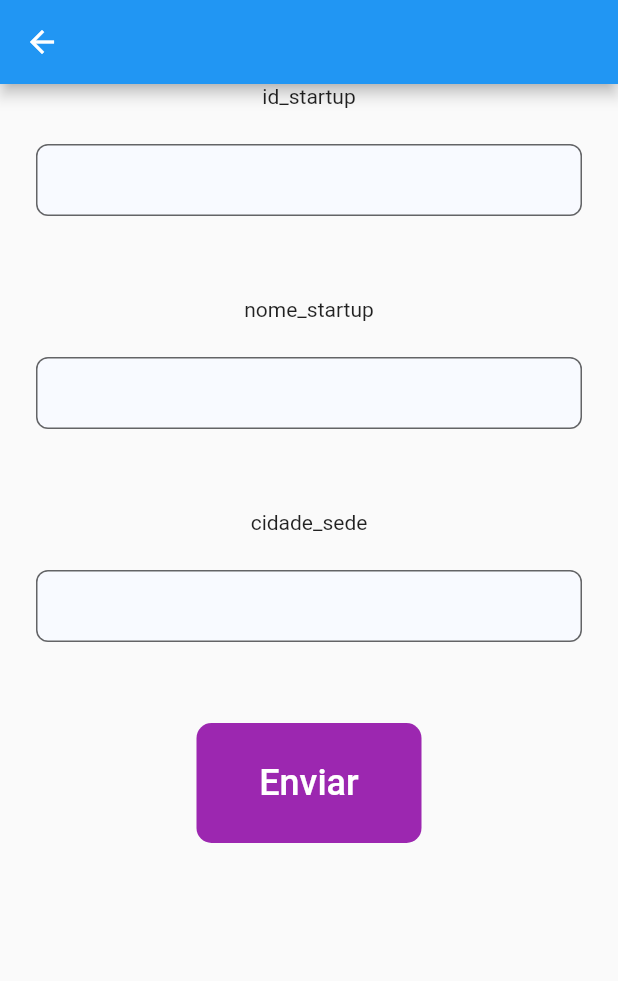
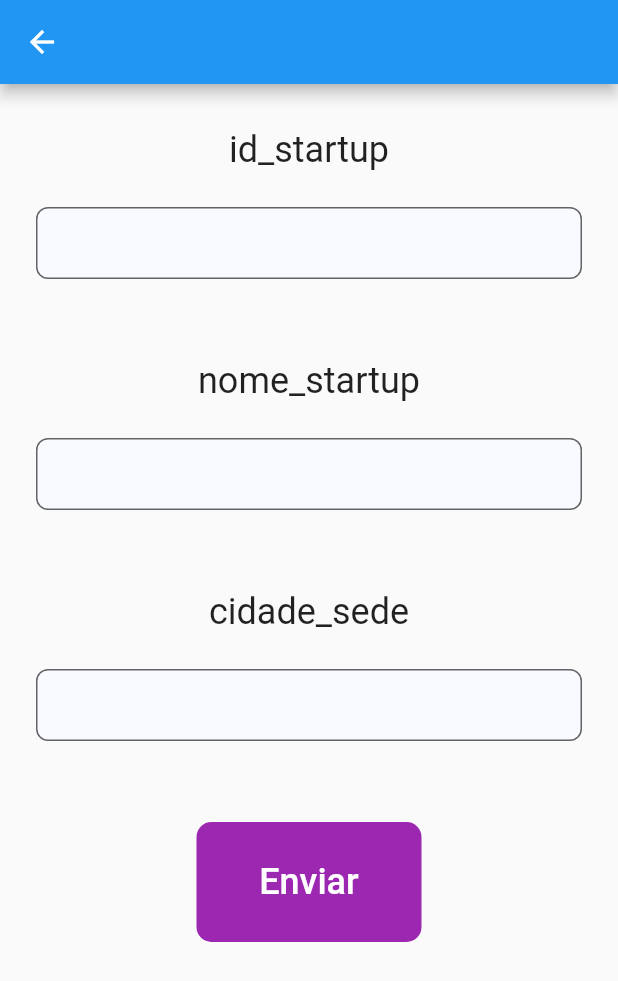
Before and after one commit to vitormate/crud-firebase-flutter, a Flutter app: the ScreemCreate screen opened by its route, on a phone screen of 412 x 824 dp. Shown: the top 981 px of the screen. Run offline on Flutter 3.47's test engine with Material 2 defaults, Android fonts, the phone set to English and light mode, and no system bars; our stand-ins replace cloud_firestore, firebase_core; accounts and stored records are empty.

```diff
--- a/lib/create.dart
+++ b/lib/create.dart
@@ -43,21 +43,39 @@ class _ScreemCreateState extends State<ScreemCreate> {
 
     return Column(
       children: [
-        const Text('id_startup'),
+        const SizedBox(
+          height: 30,
+        ),
+        const Text(
+          'id_startup',
+          style: TextStyle(
+            fontSize: 24,
+          ),
+        ),
         Forms(
           controller: idStartup,
         ),
         const SizedBox(
           height: 30,
         ),
-        const Text('nome_startup'),
+        const Text(
+          'nome_startup',
+          style: TextStyle(
+            fontSize: 24,
+          ),
+        ),
         Forms(
           controller: nomeStartup,
         ),
         const SizedBox(
           height: 30,
         ),
-        const Text('cidade_sede'),
+        const Text(
+          'cidade_sede',
+          style: TextStyle(
+            fontSize: 24,
+          ),
+        ),
         Forms(
           controller: cidadeSede,
         ),
```
Also changed, not shown: lib/read.dart (+33 -4 lines).
